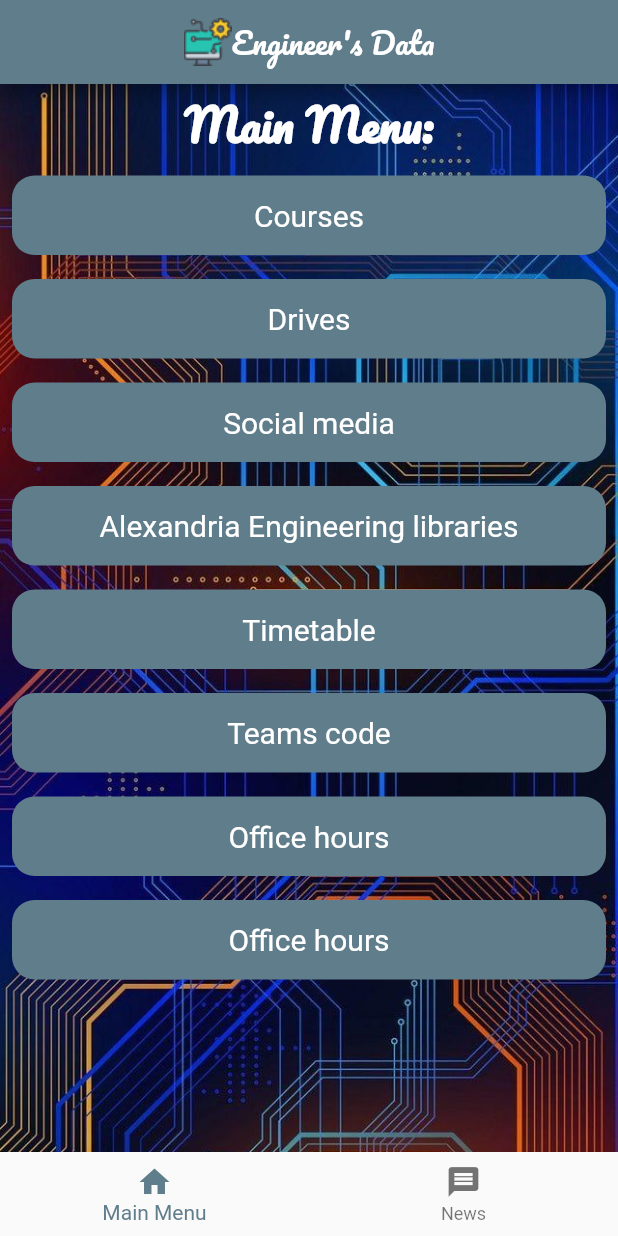
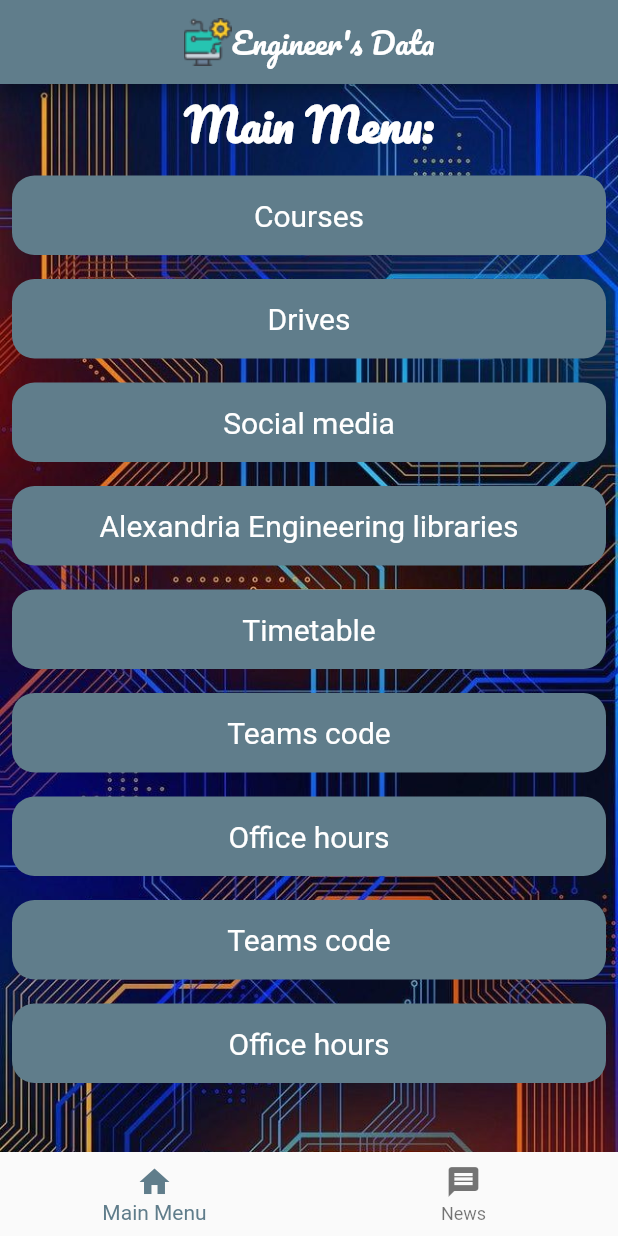
Before and after one commit to mazen-salah/Engineer-s_Data, a Flutter app: the screen it shows after launch, on a phone screen of 412 x 824 dp. Run offline on Flutter 3.47's test engine with Material 2 defaults, Android fonts, the phone set to English and light mode, and no system bars; our stand-ins replace webview_flutter.

Commit message:
fixed #6

```diff
--- a/lib/app_data.dart
+++ b/lib/app_data.dart
@@ -55,6 +55,10 @@ const mainMenuData = [
   Menu(title: 'Teams code', navId: 'TeamsCodes', url: ''),
   Menu(title: 'Office hours', navId: 'OfficeHours', url: ''),
   Menu(
+      title: 'Teams code',
+      navId: 'Web',
+      url: 'https://justpaste.it/electroTeamsCodes'),
+  Menu(
       title: 'Office hours',
       navId: 'Web',
       url: 'https://justpaste.it/electroOfficeHours'),
```
